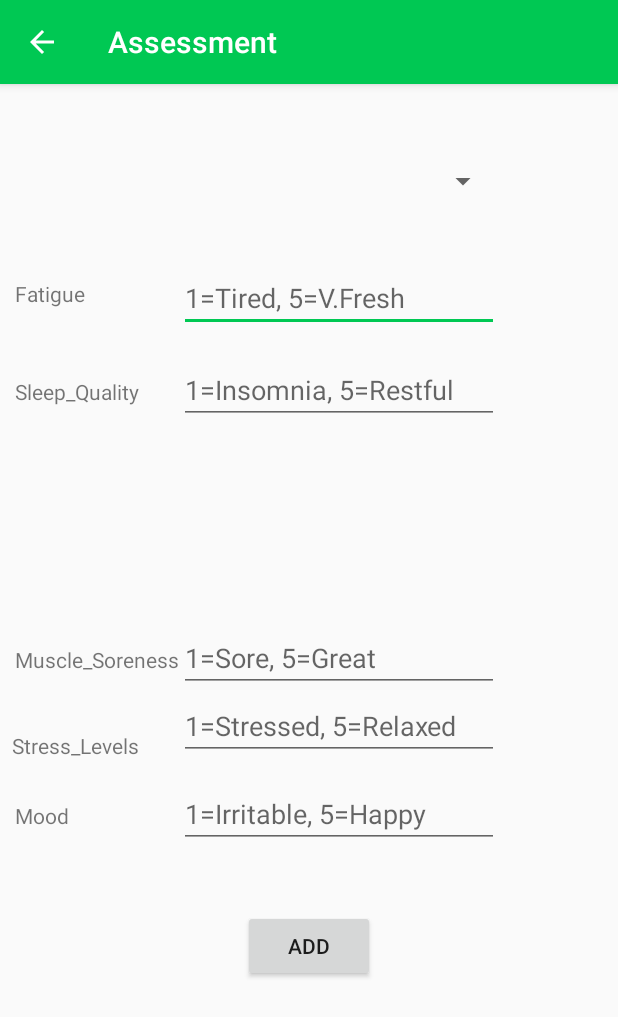
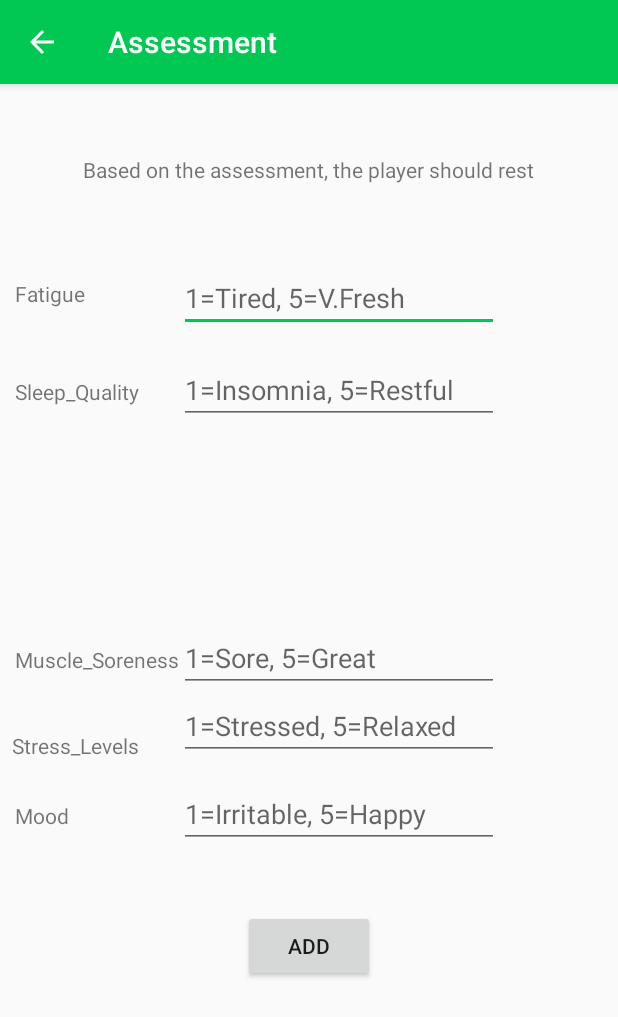
Before and after one commit to nickycarr81/WellnessApp, an Android app: the Assessment screen opened directly, with no data from a screen before it, after a tap on "ADD", on a phone screen of 412 x 824 dp. Shown: the top 1017 px of the screen. Run offline under Robolectric (Android 15) with nearby library versions, the phone set to English and light mode, and no system bars; 5 statements that could not run were skipped.

Commit message:
Changes to assessment display

```diff
--- a/app/src/main/java/com/example/nicky/wellness/assessment/Assessment.java
+++ b/app/src/main/java/com/example/nicky/wellness/assessment/Assessment.java
@@ -5,6 +5,7 @@ import android.os.Bundle;
 import android.view.View;
 import android.widget.Button;
 import android.widget.EditText;
+import android.widget.TextView;
 import android.widget.Toast;
 
 import com.example.nicky.wellness.R;
@@ -17,6 +18,7 @@ public class Assessment extends AppCompatActivity {
     private EditText EditTextMuscleSoreness;
     private EditText EditTextStressLevels;
     private EditText EditTextMood;
+    private TextView displayAssessmentResult;
     private Button AddButton;
 
 
@@ -30,6 +32,7 @@ public class Assessment extends AppCompatActivity {
         EditTextMuscleSoreness = (EditText) findViewById(R.id.MuscleSoreness);
         EditTextStressLevels = (EditText) findViewById(R.id.StressLevels);
         EditTextMood = (EditText) findViewById(R.id.Mood);
+        displayAssessmentResult = (TextView) findViewById(R.id.textView6);
         AddButton = (Button) findViewById(R.id.btnAdd);
 
 
@@ -49,12 +52,27 @@ public class Assessment extends AppCompatActivity {
                 int e = Integer.parseInt(value5);
                 int sum = a + b + c + d + e;
 
-                if (sum <=10) Toast.makeText(Assessment.this,
-                        "Rest required!",
+             /*   if (sum <=10){ Toast.makeText(Assessment.this,
+                        "Assessment Calculated",
                         Toast.LENGTH_LONG).show();
-                else Toast.makeText(Assessment.this,
-                        "Train as normal!",
-                        Toast.LENGTH_LONG).show();
+                displayAssessmentResult.setText("Based on the assessment, the player should rest");}
+                else} if(){ Toast.makeText(Assessment.this,
+                        "Assessment Calculated",
+                        Toast.LENGTH_LONG).show();}*/
+
+            if(sum <=10) {Toast.makeText(Assessment.this,
+                    "Assessment Calculated",
+                    Toast.LENGTH_LONG).show();
+                displayAssessmentResult.setText("Based on the assessment, the player should rest");}
+            else {Toast.makeText(Assessment.this,
+                    "Assessment Calculated",
+                    Toast.LENGTH_LONG).show();
+                displayAssessmentResult.setText("Based on the assessment, the player is available to train");}
+
+
+
+
+
 
 
                 //Toast.makeText(getApplicationContext(), String.valueOf(sum), Toast.LENGTH_LONG).show();
--- a/app/src/main/res/layout/activity_assessment.xml
+++ b/app/src/main/res/layout/activity_assessment.xml
@@ -111,15 +111,14 @@
         android:layout_alignBottom="@+id/Mood"
         android:layout_alignStart="@+id/textView2" />
 
-
-    <Spinner
-        android:id="@+id/spinner"
-        android:layout_width="200dp"
-        android:layout_height="50dp"
-        android:layout_alignEnd="@+id/fatigue"
-        android:text="Name"
-        android:layout_alignStart="@+id/fatigue"
-        android:layout_marginTop="40dp"/>
+    <TextView
+        android:id="@+id/textView6"
+        android:layout_width="wrap_content"
+        android:layout_height="wrap_content"
+        android:text=""
+        android:layout_alignParentTop="true"
+        android:layout_centerHorizontal="true"
+        android:layout_marginTop="47dp" />
 
 
 </RelativeLayout>
```
